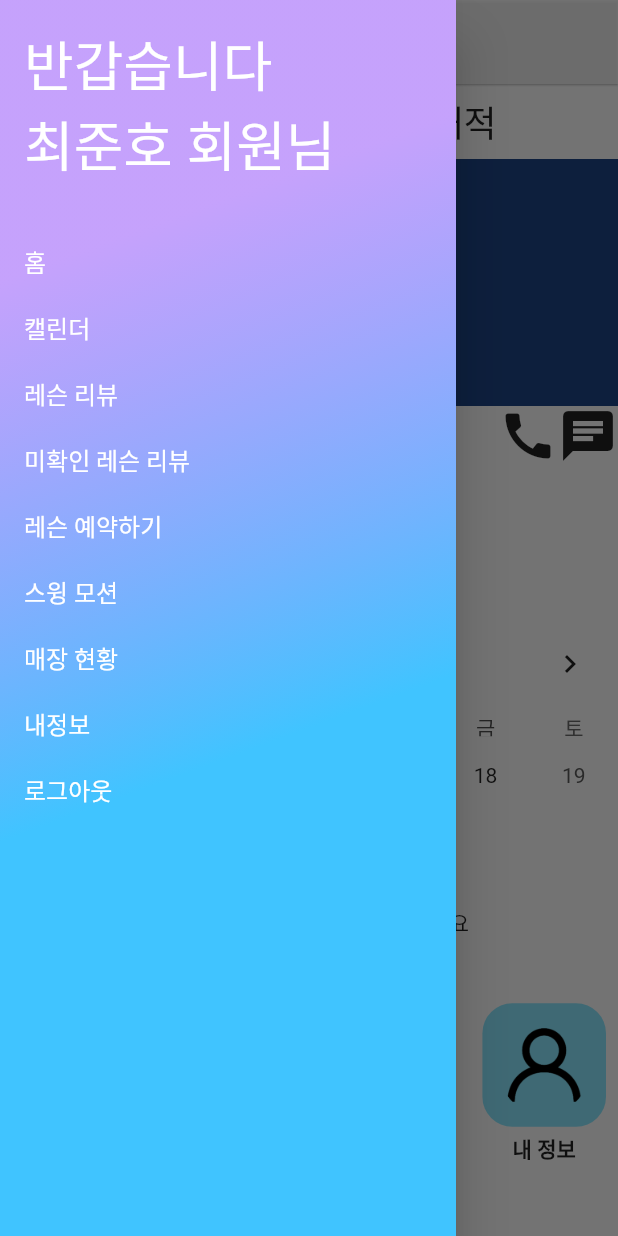
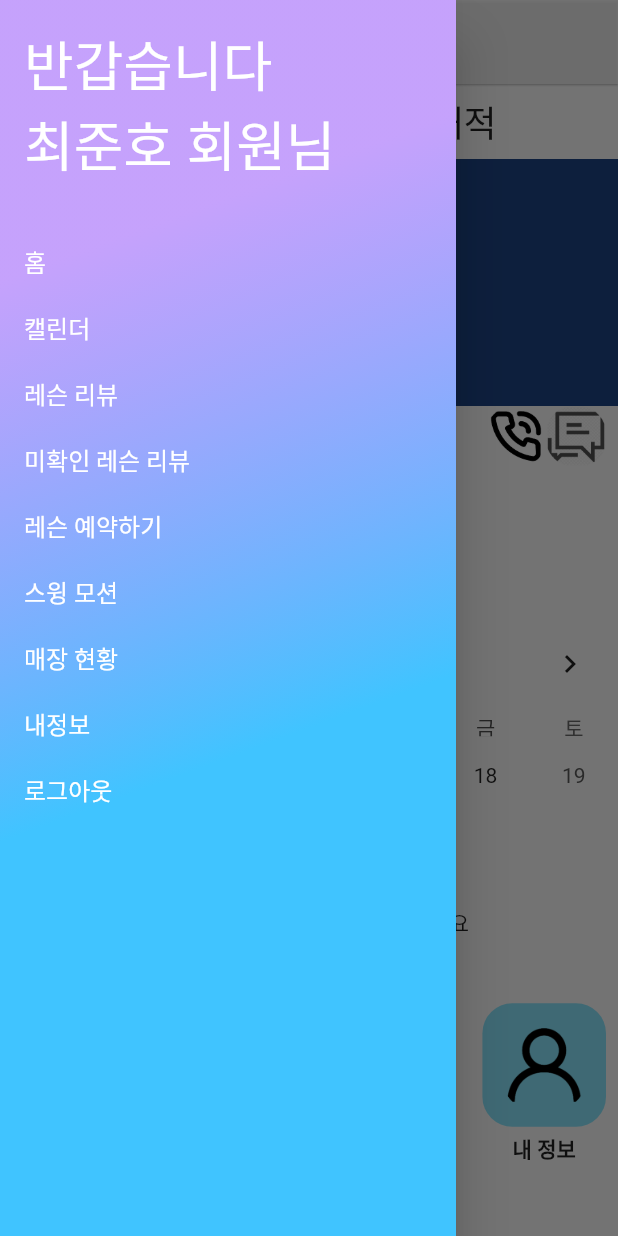
Before and after one commit to junho1124/rainbow1872, a Flutter app: the screen it shows after launch, with the side drawer open, on a phone screen of 412 x 824 dp. Run offline on Flutter 3.47's test engine with Material 2 defaults, Android fonts, the light colour scheme and no system bars; drawn by our look-alikes of carousel_slider, table_calendar; our stand-ins replace get; statements that could not run were skipped.

Commit message:
feat : 어카운트 페이지 레이아웃 작업

```diff
--- a/lib/src/config/routes/app_routes.dart
+++ b/lib/src/config/routes/app_routes.dart
@@ -1,5 +1,6 @@
 import 'package:flutter/material.dart';
 import 'package:get/get.dart';
+import 'package:rainbow1872/src/presentation/views/account_page/account_page.dart';
 import 'package:rainbow1872/src/presentation/views/calendar_page/calendar_page.dart';
 import 'package:rainbow1872/src/presentation/views/home_page/home_page.dart';
 import 'package:rainbow1872/src/presentation/views/lesson_review_page/lesson_review_page.dart';
@@ -24,6 +25,8 @@ class AppRoutes {
         return _getRoute(LessonReviewPage(isMissing: false));
       case "/StoreStatePage" :
         return _getRoute(StoreStatePage());
+      case "/AccountPage" :
+        return _getRoute(AccountPage());
       default :
         return _getRoute(SplashPage());
     }
--- a/lib/src/presentation/views/home_page/home_page.dart
+++ b/lib/src/presentation/views/home_page/home_page.dart
@@ -3,12 +3,13 @@ import 'package:flutter/material.dart';
 import 'package:get/get.dart';
 import 'package:rainbow1872/main.dart';
 import 'package:rainbow1872/src/presentation/view_model/home_view_model.dart';
+import 'package:rainbow1872/src/presentation/views/home_page/modules/missing_lesson_module.dart';
 import 'package:rainbow1872/src/presentation/widgets/my_drawer.dart';
 import 'modules/banner_module.dart';
 import 'modules/weekly_calendar_module.dart';
 import 'modules/home_icons_module.dart';
 import 'modules/location_state_module.dart';
-import 'modules/user_info_module.dart';
+import '../../widgets/user_info_module.dart';
 
 class HomePage extends StatelessWidget {
   static const PATH = "/HomePage";
@@ -31,6 +32,7 @@ class HomePage extends StatelessWidget {
                     LocationStateModule(),
                     BannerModule(),
                     UserInfoModule(),
+                    MissingLessonModule(),
                     WeeklyCalendarModule(),
                     SizedBox(height: 20),
                     HomeIconsModule(assets: viewModel.assets, titles: viewModel.titles,)
--- /dev/null
+++ b/lib/src/presentation/views/home_page/modules/missing_lesson_module.dart
@@ -0,0 +1,21 @@
+import 'package:flutter/material.dart';
+
+class MissingLessonModule extends StatelessWidget {
+  const MissingLessonModule({
+    Key? key,
+  }) : super(key: key);
+
+  @override
+  Widget build(BuildContext context) {
+    return Padding(
+      padding: const EdgeInsets.all(8.0),
+      child: Row(
+        children: [
+          Icon(Icons.sticky_note_2_outlined, size: 50),
+          SizedBox(width: 8),
+          Text("~~개의 미확인 레슨 노트가 있습니다.")
+        ],
+      ),
+    );
+  }
+}
--- a/lib/src/presentation/widgets/my_drawer.dart
+++ b/lib/src/presentation/widgets/my_drawer.dart
@@ -1,5 +1,6 @@
 import 'package:flutter/material.dart';
 import 'package:get/get.dart';
+import 'package:rainbow1872/src/presentation/views/account_page/account_page.dart';
 import 'package:rainbow1872/src/presentation/views/calendar_page/calendar_page.dart';
 import 'package:rainbow1872/src/presentation/views/home_page/home_page.dart';
 import 'package:rainbow1872/src/presentation/views/lesson_review_page/lesson_review_page.dart';
@@ -43,14 +44,14 @@ class MyDrawer extends StatelessWidget {
               ListView(
                 shrinkWrap: true,
                 children: [
-                  buildDrawerTile("홈", () => Get.off(HomePage())),
-                  buildDrawerTile("캘린더", () => Get.off(CalendarPage())),
+                  buildDrawerTile("홈", () => Get.offNamed(HomePage.PATH)),
+                  buildDrawerTile("캘린더", () => Get.offNamed(CalendarPage.PATH)),
                   buildDrawerTile("레슨 리뷰", () => Get.offNamed(LessonReviewPage.PATH)),
                   buildDrawerTile("미확인 레슨 리뷰", () => Get.offNamed(LessonReviewPage.MissingPATH)),
                   buildDrawerTile("레슨 예약하기", () => Get.offNamed(ReservationPage.PATH)),
                   buildDrawerTile("스윙 모션", () {}),
                   buildDrawerTile("매장 현황", () => Get.offNamed(StoreStatePage.PATH)),
-                  buildDrawerTile("내정보", () {}),
+                  buildDrawerTile("내정보", () => Get.offNamed(AccountPage.PATH)),
                   buildDrawerTile("로그아웃", () {}),
                 ],
               )
--- a/lib/src/presentation/views/home_page/modules/user_info_module.dart
+++ b/lib/src/presentation/widgets/user_info_module.dart
@@ -43,26 +43,16 @@ class UserInfoModule extends StatelessWidget {
             ),
             Positioned(
               top: 0,
-              right: 0,
+              right: 8,
               child: Row(
-                children: const [
-                  Icon(Icons.call, size: 40),
-                  Icon(Icons.chat, size: 40),
+                children: [
+                  Image.asset("assets/icon_call.png", height: 40),
+                  Image.asset("assets/icon_chat.png", height: 40),
                 ],
               ),
             )
           ],
         ),
-        Padding(
-          padding: const EdgeInsets.all(8.0),
-          child: Row(
-            children: [
-              Icon(Icons.sticky_note_2_outlined, size: 50),
-              SizedBox(width: 8),
-              Text("~~개의 미확인 레슨 노트가 있습니다.")
-            ],
-          ),
-        ),
       ],
     );
   }
```
Also changed, not shown: lib/src/presentation/views/account_page/account_page.dart (added, +61 -0 lines), assets/banner_ticket.png (added), assets/default_profile.png (added).
